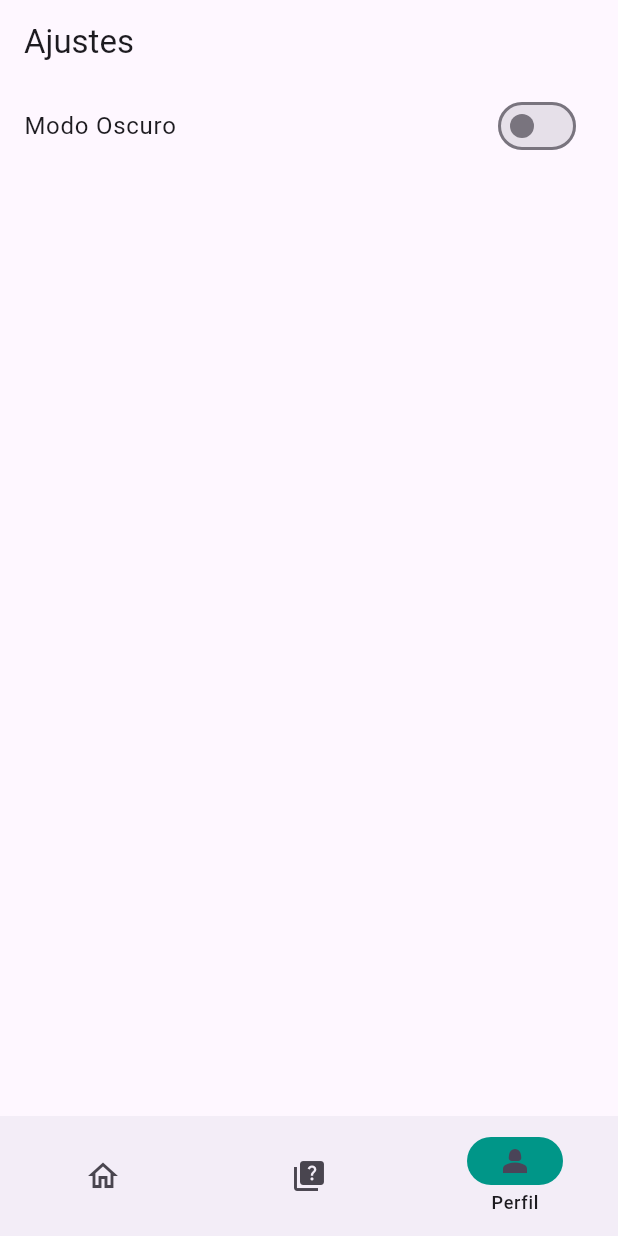
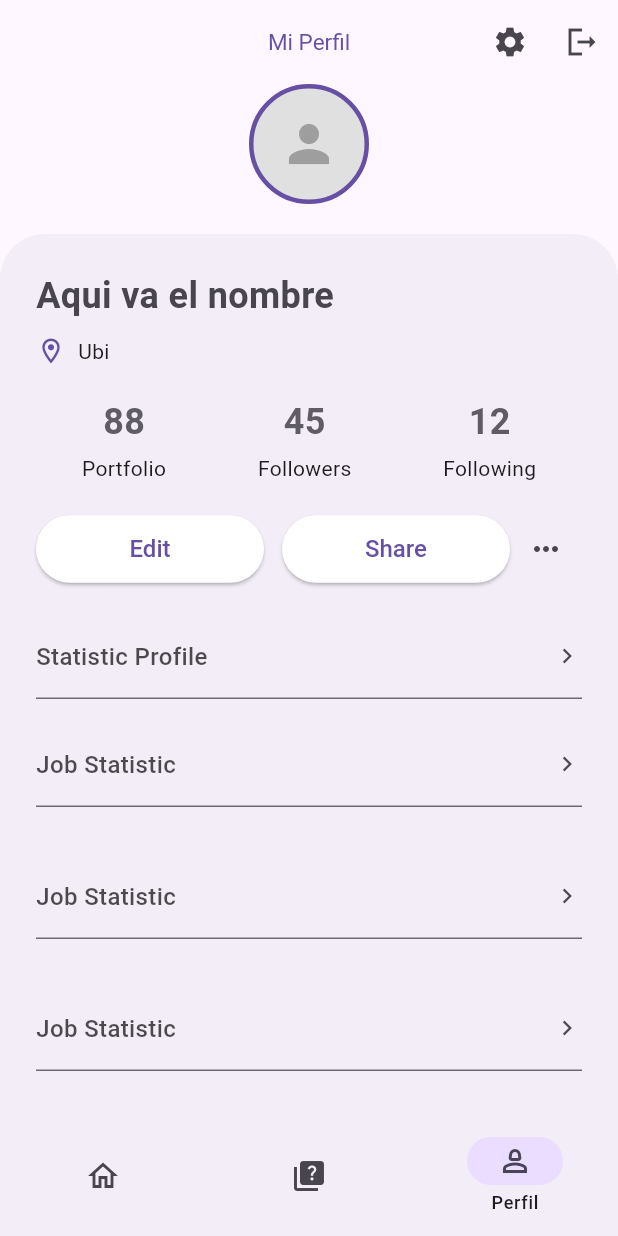
Before and after one commit to JesusRodrigoV/zoo_connect_app, a Flutter app: the screen it shows after launch, item 3 of the bottom bar chosen, on a phone screen of 412 x 824 dp. Run offline on Flutter 3.47's test engine with Material 3 defaults, Android fonts, the light colour scheme and no system bars; our stand-ins replace audioplayers, flutter_riverpod, freezed_annotation, html_unescape, loading_animation_widget; network calls fail.

Commit message:
Perfil diseño basico creado

```diff
--- a/lib/main.dart
+++ b/lib/main.dart
@@ -16,8 +16,8 @@ class MainApp extends ConsumerWidget {
 
     return MaterialApp(
       title: 'ZooConnect',
-      theme: ThemeData.light(),
-      darkTheme: ThemeData.dark(),
+      theme: ThemeData.light(useMaterial3: true),
+      darkTheme: ThemeData.dark(useMaterial3: true),
       themeMode: themeMode,
       home: Home(),
       debugShowCheckedModeBanner: false,
--- /dev/null
+++ b/lib/providers/profile/profile_provider.dart
@@ -0,0 +1 @@
+import 'package:flutter/material.dart';
--- a/lib/screens/home/home.dart
+++ b/lib/screens/home/home.dart
@@ -1,6 +1,7 @@
 import 'package:flutter/material.dart';
 import 'package:zoo_connect_app/screens/quiz/quiz_bienvenida.dart';
-import 'package:zoo_connect_app/screens/settings/settings.dart';
+import 'package:zoo_connect_app/screens/perfil/perfil.dart';
+import 'package:zoo_connect_app/widgets/shared/navigation_bar.dart';
 
 class Home extends StatefulWidget {
   const Home({super.key});
@@ -16,48 +17,34 @@ class _HomeState extends State<Home> {
     return Center(child: Text("Primera Pagina"));
   }
 
-  Widget quizPage() {
+  Widget segundaPagina() {
     return QuizBienvenida();
   }
 
-  Widget settingsPage() {
-    return SettingsPage();
+  Widget terceraPagina() {
+    return PerfilPage();
   }
 
-  NavigationBar navigationBar() {
-    return NavigationBar(
-      onDestinationSelected: (int index) {
-        setState(() {
-          currentPageIndex = index;
-        });
-      },
-      labelBehavior: NavigationDestinationLabelBehavior.onlyShowSelected,
-      indicatorColor: Colors.teal,
-      selectedIndex: currentPageIndex,
-      destinations: [
-        NavigationDestination(
-          selectedIcon: Icon(Icons.home_filled),
-          icon: Icon(Icons.home_outlined),
-          label: 'Inicio',
-        ),
-        NavigationDestination(
-          selectedIcon: Icon(Icons.quiz_outlined),
-          icon: Icon(Icons.quiz),
-          label: 'Quiz',
-        ),
-        NavigationDestination(
-          selectedIcon: Icon(Icons.person_2),
-          icon: Icon(Icons.person_2_outlined),
-          label: 'Perfil'),
-      ],
-    );
+  void onNavigationDestinationSelected(int index) {
+    setState(() {
+      currentPageIndex = index;
+    });
   }
 
   @override
   Widget build(BuildContext context) {
     return Scaffold(
-      body: <Widget>[homePage(), quizPage(), settingsPage()][currentPageIndex],
-      bottomNavigationBar: navigationBar(),
+      body: SafeArea(
+        child: <Widget>[
+          homePage(),
+          segundaPagina(),
+          terceraPagina(),
+        ][currentPageIndex],
+      ),
+      bottomNavigationBar: ZooNavigationBar(
+        selectedIndex: currentPageIndex,
+        onDestinationSelected: onNavigationDestinationSelected,
+      ),
     );
   }
 }
--- /dev/null
+++ b/lib/screens/perfil/perfil.dart
@@ -0,0 +1,261 @@
+import 'package:flutter/material.dart';
+import 'package:zoo_connect_app/screens/settings/settings.dart';
+
+class PerfilPage extends StatelessWidget {
+  const PerfilPage({super.key});
+
+  @override
+  Widget build(BuildContext context) {
+    final profileImageUrl = '';
+    final theme = Theme.of(context);
+    final colors = theme.colorScheme;
+
+    return Scaffold(
+      appBar: AppBar(
+        title: Text(
+          "Mi Perfil",
+          style: TextStyle(color: colors.primary, fontSize: 15),
+        ),
+        actions: [
+          IconButton(
+            onPressed: () => Navigator.push(
+              context,
+              MaterialPageRoute(builder: (context) => SettingsPage()),
+            ),
+            icon: Icon(Icons.settings),
+          ),
+          IconButton(
+            onPressed: () => showDialog(
+              context: context,
+              builder: (BuildContext context) {
+                // El diálogo contendrá el Card
+                return AlertDialog(
+                  title: const Text("Cerrar Sesión"),
+                  content: const Text("¡Has cerrado sesión!"),
+                  actions: <Widget>[
+                    TextButton(
+                      child: const Text("Aceptar"),
+                      onPressed: () {
+                        Navigator.of(context).pop();
+                      },
+                    ),
+                  ],
+                );
+              },
+            ),
+            icon: Icon(Icons.logout_sharp),
+            hoverColor: Colors.red.withAlpha(200),
+          ),
+        ],
+        centerTitle: true,
+      ),
+      body: SingleChildScrollView(
+        child: Column(
+          mainAxisAlignment: MainAxisAlignment.center,
+          crossAxisAlignment: CrossAxisAlignment.stretch,
+
+          children: [
+            Container(
+              width: 80,
+              height: 80,
+              decoration: BoxDecoration(
+                shape: BoxShape.circle,
+                border: Border.all(
+                  color: colors.primary.withAlpha(255),
+                  width: 3,
+                ),
+                image: profileImageUrl.isNotEmpty
+                    ? DecorationImage(
+                        image: NetworkImage(profileImageUrl),
+                        fit: BoxFit.cover,
+                      )
+                    : null,
+                color: Colors.grey[300],
+              ),
+              child: profileImageUrl.isEmpty
+                  ? const Icon(Icons.person, size: 40, color: Colors.grey)
+                  : null,
+            ),
+            const SizedBox(height: 20),
+            Container(
+              decoration: BoxDecoration(
+                color: colors.surfaceContainer,
+                borderRadius: const BorderRadius.only(
+                  topLeft: Radius.circular(30),
+                  topRight: Radius.circular(30),
+                ),
+              ),
+              child: Padding(
+                padding: const EdgeInsets.all(24),
+                child: Column(
+                  crossAxisAlignment: CrossAxisAlignment.start,
+                  children: [
+                    Text(
+                      "Aqui va el nombre",
+                      style: TextStyle(
+                        fontSize: 24,
+                        fontWeight: FontWeight.bold,
+                        color: colors.onSurfaceVariant,
+                      ),
+                    ),
+                    const SizedBox(height: 10),
+                    Row(
+                      children: [
+                        Icon(
+                          Icons.location_on_outlined,
+                          color: colors.primary,
+                          size: 20,
+                        ),
+                        const SizedBox(width: 8),
+                        Text(
+                          "Ubi",
+                          style: TextStyle(
+                            fontSize: 14,
+                            color: colors.onSurface,
+                          ),
+                        ),
+                      ],
+                    ),
+                    const SizedBox(height: 20),
+                    Row(
+                      mainAxisAlignment: MainAxisAlignment.spaceAround,
+                      children: [
+                        _buildStatItem("88", 'Portfolio', colors),
+                        _buildStatItem("45", 'Followers', colors),
+                        _buildStatItem("12", 'Following', colors),
+                      ],
+                    ),
+                    const SizedBox(height: 20),
+                    Row(
+                      children: [
+                        Expanded(
+                          child: _buildActionButton(
+                            "Edit",
+                            false,
+                            colors,
+                            () {},
+                          ),
+                        ),
+                        const SizedBox(width: 12),
+                        Expanded(
+                          child: _buildActionButton(
+                            'Share',
+                            false,
+                            colors,
+                            () {},
+                          ),
+                        ),
+                        IconButton(
+                          onPressed: () {},
+                          icon: Icon(Icons.more_horiz),
+                        ),
+                      ],
+                    ),
+                    SizedBox(height: 20),
+                    _buildMenuItem('Statistic Profile', colors),
+                    const SizedBox(height: 16),
+                    _buildMenuItem('Job Statistic', colors),
+                    const SizedBox(height: 32),
+                    _buildMenuItem('Job Statistic', colors),
+                    const SizedBox(height: 32),
+                    _buildMenuItem('Job Statistic', colors),
+                    const SizedBox(height: 32),
+                    Row(
+                      mainAxisAlignment: MainAxisAlignment.spaceBetween,
+                      children: [
+                        Text(
+                          'About Me',
+                          style: TextStyle(
+                            fontSize: 18,
+                            fontWeight: FontWeight.w600,
+                            color: colors.onSurfaceVariant.withAlpha(200),
+                          ),
+                        ),
+                        IconButton(
+                          onPressed: () {},
+                          icon: Icon(
+                            Icons.edit_outlined,
+                            color: colors.onSurfaceVariant.withAlpha(200),
+                            size: 20,
+                          ),
+                        ),
+                      ],
+                    ),
+                  ],
+                ),
+              ),
+            ),
+          ],
+        ),
+      ),
+    );
+  }
+
+  Widget _buildStatItem(String number, String label, ColorScheme colors) {
+    return Column(
+      children: [
+        Text(
+          number,
+          style: TextStyle(
+            fontSize: 24,
+            fontWeight: FontWeight.bold,
+            color: colors.onSurfaceVariant.withAlpha(220),
+          ),
+        ),
+        const SizedBox(height: 4),
+        Text(label, style: TextStyle(fontSize: 14, color: colors.onSurface)),
+      ],
+    );
+  }
+
+  Widget _buildActionButton(
+    String text,
+    bool isPrimary,
+    ColorScheme colors,
+    VoidCallback onPressed,
+  ) {
+    return ElevatedButton(
+      onPressed: onPressed,
+      style: ElevatedButton.styleFrom(
+        backgroundColor: isPrimary ? colors.primaryContainer : colors.onPrimary,
+        foregroundColor: isPrimary ? colors.onPrimaryContainer : colors.primary,
+        shape: RoundedRectangleBorder(borderRadius: BorderRadius.circular(25)),
+        minimumSize: const Size.fromHeight(45),
+        textStyle: const TextStyle(fontSize: 16, fontWeight: FontWeight.w500),
+      ),
+      child: Text(text),
+    );
+  }
+
+  Widget _buildMenuItem(String title, ColorScheme colors) {
+    return Container(
+      padding: const EdgeInsets.symmetric(vertical: 16),
+      decoration: BoxDecoration(
+        border: Border(
+          bottom: BorderSide(
+            color: colors.onSurfaceVariant.withAlpha(200),
+            width: 1,
+          ),
+        ),
+      ),
+      child: Row(
+        mainAxisAlignment: MainAxisAlignment.spaceBetween,
+        children: [
+          Text(
+            title,
+            style: TextStyle(
+              fontSize: 16,
+              fontWeight: FontWeight.w500,
+              color: colors.onSurface.withAlpha(200),
+            ),
+          ),
+          Icon(
+            Icons.chevron_right,
+            color: colors.onSurface.withAlpha(200),
+            size: 20,
+          ),
+        ],
+      ),
+    );
+  }
+}
--- /dev/null
+++ b/lib/widgets/shared/navigation_bar.dart
@@ -0,0 +1,42 @@
+import 'package:flutter/material.dart';
+
+class ZooNavigationBar extends StatelessWidget {
+  final int selectedIndex;
+  final Function(int) onDestinationSelected;
+
+  const ZooNavigationBar({
+    super.key,
+    required this.selectedIndex,
+    required this.onDestinationSelected,
+  });
+
+  @override
+  Widget build(BuildContext context) {
+    final theme = Theme.of(context);
+    final colorScheme = theme.colorScheme;
+
+    return NavigationBar(
+      onDestinationSelected: onDestinationSelected,
+      labelBehavior: NavigationDestinationLabelBehavior.onlyShowSelected,
+      indicatorColor: colorScheme.primaryContainer,
+      selectedIndex: selectedIndex,
+      destinations: const [
+        NavigationDestination(
+          selectedIcon: Icon(Icons.home_filled),
+          icon: Icon(Icons.home_outlined),
+          label: 'Inicio',
+        ),
+        NavigationDestination(
+          selectedIcon: Icon(Icons.quiz_outlined),
+          icon: Icon(Icons.quiz),
+          label: 'Quiz',
+        ),
+        NavigationDestination(
+          selectedIcon: Icon(Icons.person_2_outlined),
+          icon: Icon(Icons.person_2),
+          label: 'Perfil',
+        ),
+      ],
+    );
+  }
+}
```
Also changed, not shown: 1 other file.
